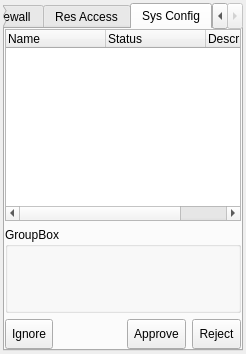
xanasoft/MajorPrivacy, file MajorPrivacy/Forms/PopUpWindow.ui: the form before one commit.
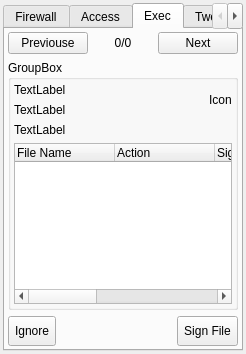
The form after the commit. The open tabs and pages were chosen to show the change.

Patch:
```diff
--- a/MajorPrivacy/Forms/PopUpWindow.ui
+++ b/MajorPrivacy/Forms/PopUpWindow.ui
@@ -53,7 +53,7 @@
        </property>
        <widget class="QWidget" name="tabFw">
         <attribute name="title">
-         <string>Net Firewall</string>
+         <string>Firewall</string>
         </attribute>
         <layout class="QGridLayout" name="gridLayout_4">
          <property name="leftMargin">
@@ -272,7 +272,7 @@
        </widget>
        <widget class="QWidget" name="tabRes">
         <attribute name="title">
-         <string>Res Access</string>
+         <string>Access</string>
         </attribute>
         <layout class="QGridLayout" name="gridLayout_5">
          <property name="leftMargin">
@@ -471,20 +471,216 @@
        </widget>
        <widget class="QWidget" name="tabCfg">
         <attribute name="title">
-         <string>Sys Config</string>
+         <string>Exec</string>
+        </attribute>
+        <layout class="QGridLayout" name="gridLayout_50">
+         <property name="leftMargin">
+          <number>3</number>
+         </property>
+         <property name="topMargin">
+          <number>3</number>
+         </property>
+         <property name="rightMargin">
+          <number>3</number>
+         </property>
+         <property name="bottomMargin">
+          <number>3</number>
+         </property>
+         <item row="1" column="0" colspan="3">
+          <widget class="QGroupBox" name="grpExec">
+           <property name="sizePolicy">
+            <sizepolicy hsizetype="Preferred" vsizetype="Expanding">
+             <horstretch>0</horstretch>
+             <verstretch>0</verstretch>
+            </sizepolicy>
+           </property>
+           <property name="title">
+            <string>GroupBox</string>
+           </property>
+           <layout class="QGridLayout" name="gridLayout_20">
+            <property name="leftMargin">
+             <number>3</number>
+            </property>
+            <property name="topMargin">
+             <number>3</number>
+            </property>
+            <property name="rightMargin">
+             <number>3</number>
+            </property>
+            <property name="bottomMargin">
+             <number>3</number>
+            </property>
+            <item row="1" column="0">
+             <widget class="QLabel" name="lblExecAux">
+              <property name="text">
+               <string>TextLabel</string>
+              </property>
+             </widget>
+            </item>
+            <item row="0" column="0">
+             <widget class="QLabel" name="lblExecProc">
+              <property name="text">
+               <string>TextLabel</string>
+              </property>
+             </widget>
+            </item>
+            <item row="3" column="0" colspan="2">
+             <widget class="QTreeWidget" name="treeExec">
+              <property name="sizePolicy">
+               <sizepolicy hsizetype="Expanding" vsizetype="Expanding">
+                <horstretch>0</horstretch>
+                <verstretch>0</verstretch>
+               </sizepolicy>
+              </property>
+              <column>
+               <property name="text">
+                <string>File Name</string>
+               </property>
+              </column>
+              <column>
+               <property name="text">
+                <string>Action</string>
+               </property>
+              </column>
+              <column>
+               <property name="text">
+                <string>Signature</string>
+               </property>
+              </column>
+              <column>
+               <property name="text">
+                <string>Tiem Stamp</string>
+               </property>
+              </column>
+              <column>
+               <property name="text">
+                <string>Process ID</string>
+               </property>
+              </column>
+              <column>
+               <property name="text">
+                <string>File Path</string>
+               </property>
+              </column>
+             </widget>
+            </item>
+            <item row="0" column="1" rowspan="2">
+             <widget class="QLabel" name="lblExecIcon">
+              <property name="sizePolicy">
+               <sizepolicy hsizetype="Fixed" vsizetype="Fixed">
+                <horstretch>0</horstretch>
+                <verstretch>0</verstretch>
+               </sizepolicy>
+              </property>
+              <property name="text">
+               <string>Icon</string>
+              </property>
+              <property name="alignment">
+               <set>Qt::AlignCenter</set>
+              </property>
+             </widget>
+            </item>
+            <item row="2" column="0" colspan="2">
+             <widget class="QLabel" name="lblExecPath">
+              <property name="text">
+               <string>TextLabel</string>
+              </property>
+             </widget>
+            </item>
+           </layout>
+          </widget>
+         </item>
+         <item row="0" column="1">
+          <widget class="QLabel" name="lblExecCount">
+           <property name="text">
+            <string>0/0</string>
+           </property>
+           <property name="alignment">
+            <set>Qt::AlignCenter</set>
+           </property>
+          </widget>
+         </item>
+         <item row="2" column="0" colspan="3">
+          <layout class="QHBoxLayout" name="horizontalLayout">
+           <item>
+            <widget class="QToolButton" name="btnExecIgnore">
+             <property name="sizePolicy">
+              <sizepolicy hsizetype="Minimum" vsizetype="Minimum">
+               <horstretch>0</horstretch>
+               <verstretch>0</verstretch>
+              </sizepolicy>
+             </property>
+             <property name="minimumSize">
+              <size>
+               <width>0</width>
+               <height>30</height>
+              </size>
+             </property>
+             <property name="text">
+              <string>Ignore</string>
+             </property>
+            </widget>
+           </item>
+           <item>
+            <spacer name="horizontalSpacer_40">
+             <property name="orientation">
+              <enum>Qt::Horizontal</enum>
+             </property>
+             <property name="sizeHint" stdset="0">
+              <size>
+               <width>40</width>
+               <height>20</height>
+              </size>
+             </property>
+            </spacer>
+           </item>
+           <item>
+            <widget class="QToolButton" name="btnExecSign">
+             <property name="sizePolicy">
+              <sizepolicy hsizetype="Minimum" vsizetype="Minimum">
+               <horstretch>0</horstretch>
+               <verstretch>0</verstretch>
+              </sizepolicy>
+             </property>
+             <property name="text">
+              <string>Sign File</string>
+             </property>
+            </widget>
+           </item>
+          </layout>
+         </item>
+         <item row="0" column="2">
+          <widget class="QPushButton" name="btnExecNext">
+           <property name="text">
+            <string>Next</string>
+           </property>
+          </widget>
+         </item>
+         <item row="0" column="0">
+          <widget class="QPushButton" name="btnExecPrev">
+           <property name="text">
+            <string>Previouse</string>
+           </property>
+          </widget>
+         </item>
+        </layout>
+       </widget>
+       <widget class="QWidget" name="tabConf">
+        <attribute name="title">
+         <string>Tweaks</string>
         </attribute>
         <layout class="QGridLayout" name="gridLayout_6">
          <property name="leftMargin">
-          <number>0</number>
+          <number>3</number>
          </property>
          <property name="topMargin">
-          <number>0</number>
+          <number>3</number>
          </property>
          <property name="rightMargin">
-          <number>0</number>
+          <number>3</number>
          </property>
          <property name="bottomMargin">
-          <number>0</number>
+          <number>3</number>
          </property>
          <item row="0" column="0" colspan="3">
           <widget class="QTreeWidget" name="treeWidget_2">
```
Left out of the diff: 65 changed lines with no effect on the pictures.
